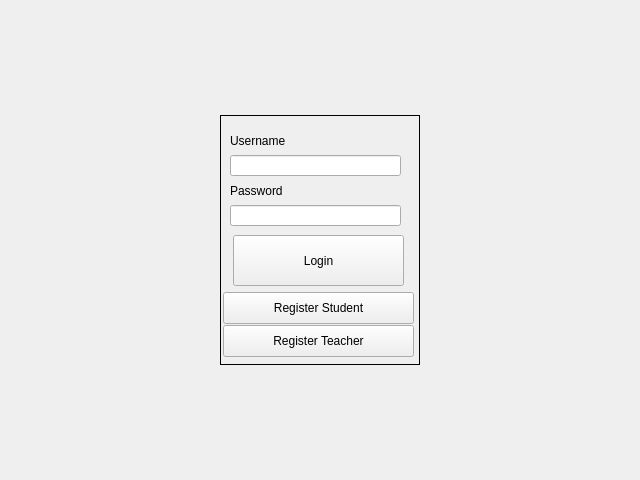
Before: the Qt Designer form Client/loginwin.ui in DatabasesWorks/Stacked_EducationalPlatform, drawn with Qt 5.
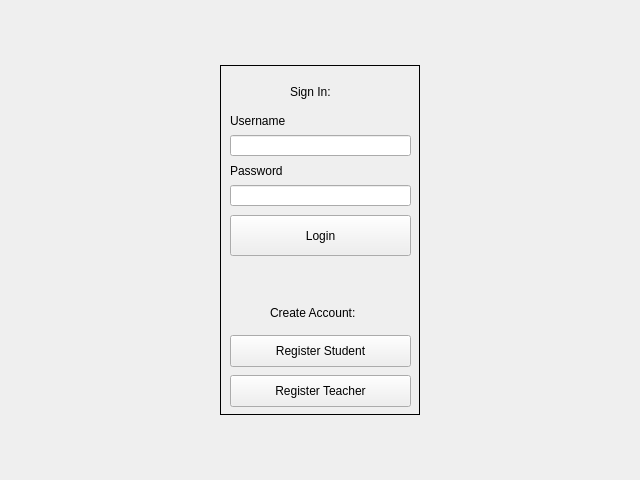
After: the same form once the commit is applied.

```diff
--- a/Client/loginwin.ui
+++ b/Client/loginwin.ui
@@ -27,7 +27,7 @@
        <property name="minimumSize">
         <size>
          <width>200</width>
-         <height>250</height>
+         <height>350</height>
         </size>
        </property>
        <property name="frameShape">
@@ -37,7 +37,7 @@
         <property name="geometry">
          <rect>
           <x>10</x>
-          <y>10</y>
+          <y>40</y>
           <width>81</width>
           <height>31</height>
          </rect>
@@ -50,7 +50,7 @@
         <property name="geometry">
          <rect>
           <x>10</x>
-          <y>60</y>
+          <y>90</y>
           <width>81</width>
           <height>31</height>
          </rect>
@@ -63,8 +63,8 @@
         <property name="geometry">
          <rect>
           <x>10</x>
-          <y>40</y>
-          <width>171</width>
+          <y>70</y>
+          <width>181</width>
           <height>21</height>
          </rect>
         </property>
@@ -73,19 +73,19 @@
         <property name="geometry">
          <rect>
           <x>10</x>
-          <y>90</y>
-          <width>171</width>
-          <height>21</height>
-         </rect>
-        </property>
-       </widget>
-       <widget class="QPushButton" name="loginButton">
-        <property name="geometry">
-         <rect>
-          <x>13</x>
           <y>120</y>
-          <width>171</width>
-          <height>51</height>
+          <width>181</width>
+          <height>21</height>
+         </rect>
+        </property>
+       </widget>
+       <widget class="QPushButton" name="loginButton">
+        <property name="geometry">
+         <rect>
+          <x>10</x>
+          <y>150</y>
+          <width>181</width>
+          <height>41</height>
          </rect>
         </property>
         <property name="text">
@@ -95,9 +95,9 @@
        <widget class="QPushButton" name="regStud">
         <property name="geometry">
          <rect>
-          <x>3</x>
-          <y>177</y>
-          <width>191</width>
+          <x>10</x>
+          <y>270</y>
+          <width>181</width>
           <height>32</height>
          </rect>
         </property>
@@ -108,9 +108,9 @@
        <widget class="QPushButton" name="regTeach">
         <property name="geometry">
          <rect>
-          <x>3</x>
-          <y>210</y>
-          <width>191</width>
+          <x>10</x>
+          <y>310</y>
+          <width>181</width>
           <height>32</height>
          </rect>
         </property>
@@ -118,6 +118,32 @@
          <string>Register Teacher</string>
         </property>
        </widget>
+       <widget class="QLabel" name="label">
+        <property name="geometry">
+         <rect>
+          <x>70</x>
+          <y>20</y>
+          <width>59</width>
+          <height>14</height>
+         </rect>
+        </property>
+        <property name="text">
+         <string>Sign In:</string>
+        </property>
+       </widget>
+       <widget class="QLabel" name="label_2">
+        <property name="geometry">
+         <rect>
+          <x>50</x>
+          <y>240</y>
+          <width>101</width>
+          <height>16</height>
+         </rect>
+        </property>
+        <property name="text">
+         <string>Create Account:</string>
+        </property>
+       </widget>
       </widget>
      </item>
     </layout>
```
